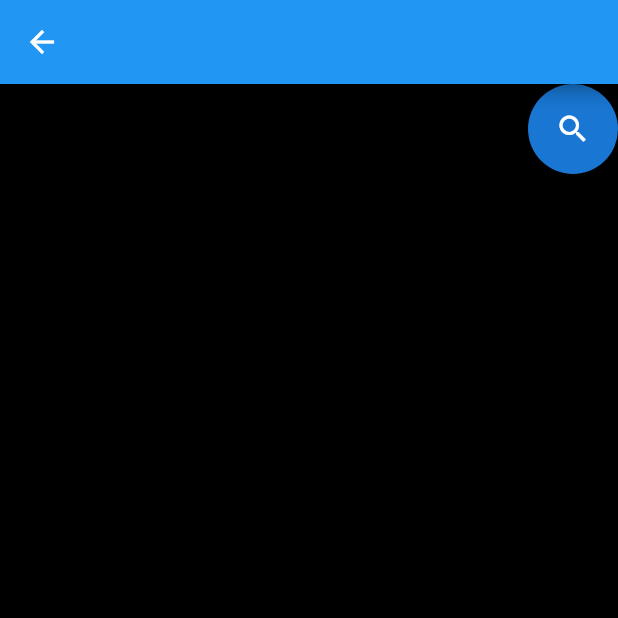
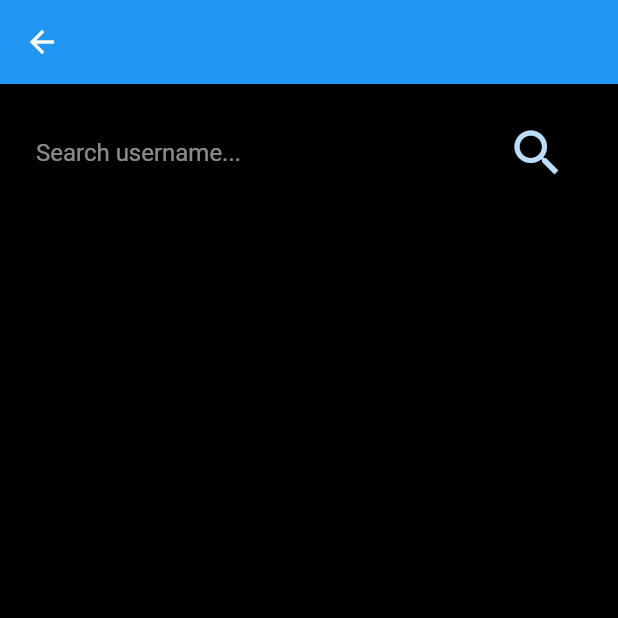
Before and after one commit to didierganthier/flutter_chat_app, a Flutter app: the SearchScreen screen opened directly, on a phone screen of 412 x 824 dp, the top half of it. Run offline on Flutter 3.47's test engine with Material 2 defaults, Android fonts, the phone set to English and light mode, and no system bars; our stand-ins replace firebase_auth, firebase_core; accounts and stored records are empty.

Commit message:
padding added and textField decorated

```diff
--- a/lib/views/search.dart
+++ b/lib/views/search.dart
@@ -13,16 +13,28 @@ class _SearchScreenState extends State<SearchScreen> {
       body: Container(
         child: Column(
           children: [
-            Row(
+            Container(
+              padding: EdgeInsets.symmetric(vertical: 16, horizontal: 24),
+              child: Row(
                 children: [
                   Expanded(
-                  child: TextField(),
+                    child: TextField(
+                      decoration: InputDecoration(
+                        hintText: "Search username...",
+                        hintStyle: TextStyle(
+                          color: Colors.white54,
+                        ),
+                        border: InputBorder.none,
+                      ),
+                    ),
                   ),
                   CircleAvatar(
-                  child: Icon(Icons.search),
+                    backgroundColor: Colors.transparent,
+                    child: Icon(Icons.search, size: 40,),
                     radius: 30,
                   )
                 ],
+              ),
             )
           ],
         ),
```
Lines whose indentation alone changed are shown as unchanged.
